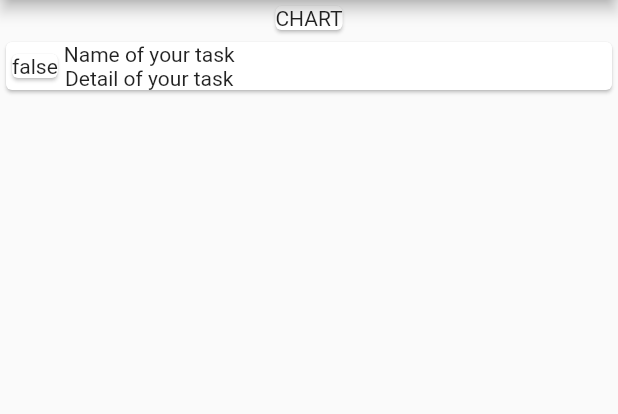
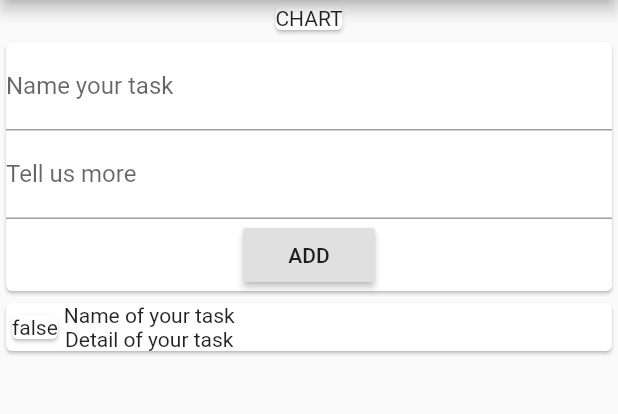
Before and after one commit to nqh00/task_planner, a Flutter app: the screen it shows after launch, on a phone screen of 412 x 824 dp, the part 84-498 px from its top. Run offline on Flutter 3.47's test engine with Material 2 defaults, Android fonts, the phone set to English and light mode, and no system bars.

Commit message:
Create a widget that add new task.

```diff
--- a/lib/main.dart
+++ b/lib/main.dart
@@ -32,6 +32,17 @@ class MyHomePage extends StatelessWidget {
           ),
         ),
         Card(
+          child: Column(children: <Widget>[
+            TextField(
+              decoration: InputDecoration(labelText: 'Name your task'),
+            ),
+            TextField(
+              decoration: InputDecoration(labelText: 'Tell us more'),
+            ),
+            RaisedButton(child: Text('ADD'), onPressed: () {}),
+          ]),
+        ),
+        Card(
           child: Column(
             children: tasks.map((tsk) {
               return Row(
```
